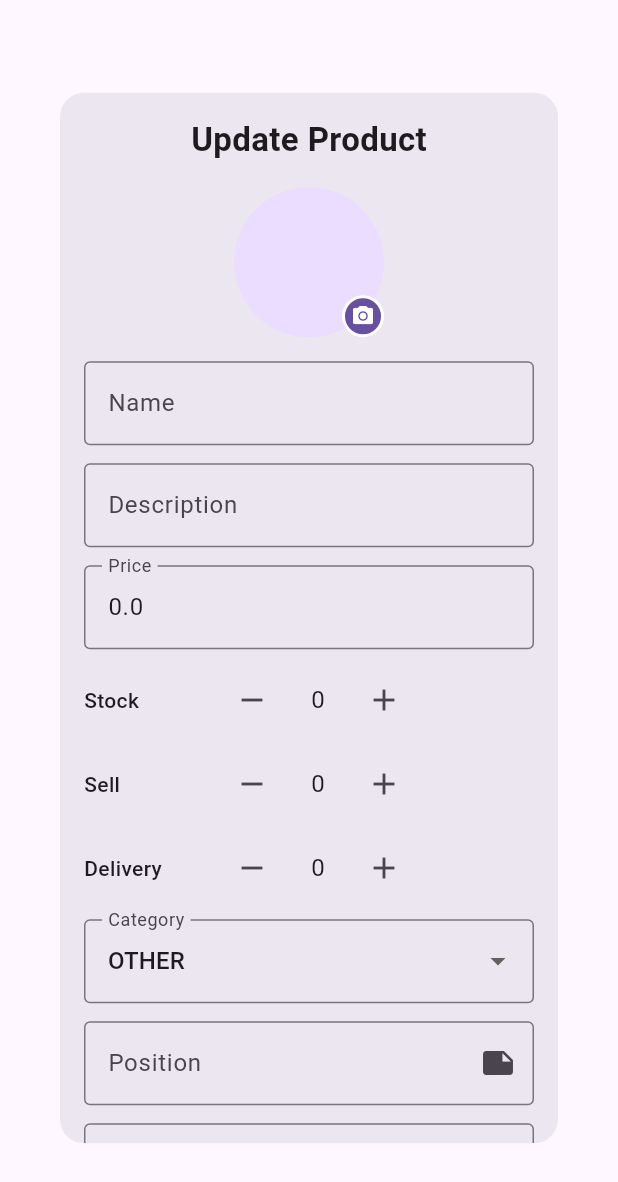
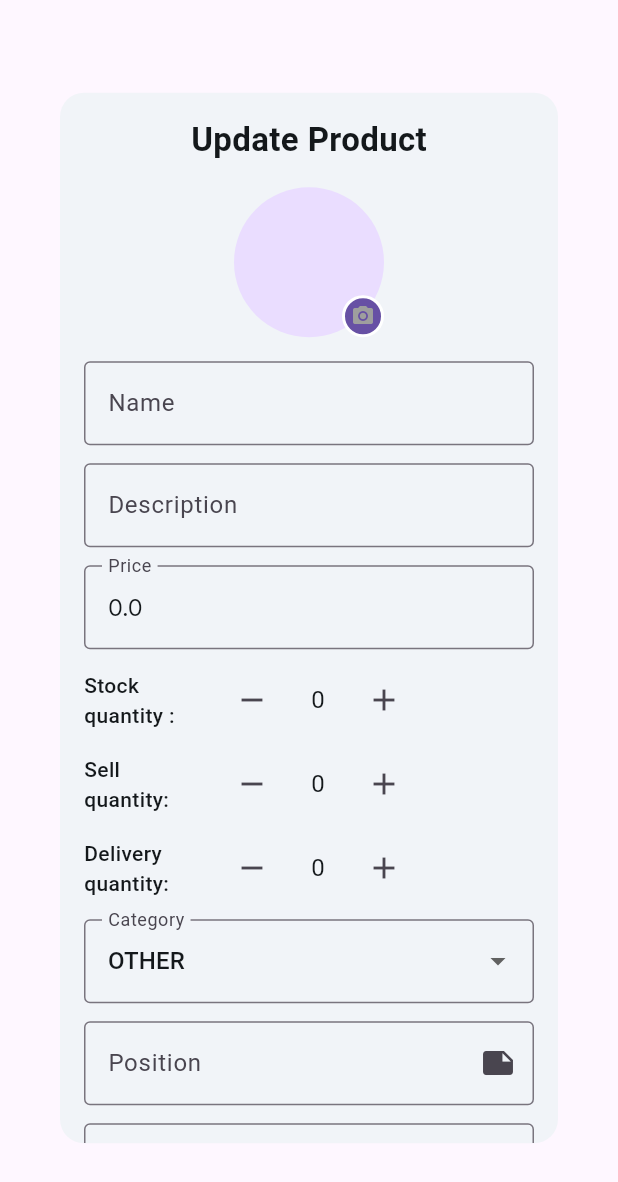
Before and after one commit to BastienMosse/Stora, a Flutter app: the ProductUpdatePopup widget shown alone on an empty page, opened directly with empty values, on a phone screen of 412 x 824 dp. Shown: the top 1182 px of the screen. Run offline on Flutter 3.47's test engine with Material 3 defaults, Android fonts, the light colour scheme and no system bars; our stand-ins replace fl_chart, flutter_secure_storage, flutter_svg, font_awesome_flutter, go_router, google_fonts and 2 more; accounts and stored records are empty; generated files the repository leaves out were written again; network calls fail.

Commit message:
feat: stock management + scrol

```diff
--- a/flutter_project/lib/presentation/stock/view/popup/stock_create_popup.dart
+++ b/flutter_project/lib/presentation/stock/view/popup/stock_create_popup.dart
@@ -298,8 +298,8 @@ class _StockCreatePopupState extends State<StockCreatePopup> {
                   ),
                   child:
                   DropdownButtonFormField<Category>(
-                    decoration: const InputDecoration(
-                      labelText: 'Category',
+                    decoration: InputDecoration(
+                      labelText: locale.stock_create_category,
                       border: OutlineInputBorder(),
                     ),
                     value: _selectedCategory,
--- a/flutter_project/lib/presentation/stock/view/stock_screen.dart
+++ b/flutter_project/lib/presentation/stock/view/stock_screen.dart
@@ -138,6 +138,7 @@ class _StockScreenState extends State<StockScreen> {
                         style: TextStyle(
                           fontWeight: FontWeight.bold,
                           fontSize: 18,
+                          color: theme.currentTheme.PrimaryText,
                         ),
                       ),
                       Text(
@@ -252,6 +253,9 @@ class _StockScreenState extends State<StockScreen> {
                           borderRadius: BorderRadius.circular(8),
                         ),
                         child: TextFormField(
+                          style: GoogleFonts.interTight(
+                            color: theme.currentTheme.PrimaryText,
+                          ),
                           controller: viewModel.searchController,
                           focusNode: viewModel.searchNode,
                           onChanged: (value) {
--- a/flutter_project/lib/presentation/stock_display/view/popup/stock_display_update_popup.dart
+++ b/flutter_project/lib/presentation/stock_display/view/popup/stock_display_update_popup.dart
@@ -10,6 +10,9 @@ class ProductUpdatePopup extends StatefulWidget {
 }
 
 class _ProductUpdatePopupState extends State<ProductUpdatePopup> {
+  late ThemeController theme;
+  late AppLocalizations locale;
+
   final _formKey = GlobalKey<FormState>();
   final _nameController = TextEditingController();
   final _descriptionController = TextEditingController();
@@ -31,7 +34,9 @@ class _ProductUpdatePopupState extends State<ProductUpdatePopup> {
         context: context,
         builder: (BuildContext context) {
           return SafeArea(
+
             child: Wrap(
+
               children: [
                 ListTile(
                   leading: const Icon(Icons.photo_library),
@@ -98,7 +103,7 @@ class _ProductUpdatePopupState extends State<ProductUpdatePopup> {
       ScaffoldMessenger.of(context).showSnackBar(
         SnackBar(
           content: Text(locale.employee_display_update_popup_err_img_disp),
-          backgroundColor: Colors.orange,
+          backgroundColor: Colors.red,
           duration: Duration(seconds: 3),
         ),
       );
@@ -124,7 +129,12 @@ class _ProductUpdatePopupState extends State<ProductUpdatePopup> {
 
   @override
   void didChangeDependencies() {
+
     super.didChangeDependencies();
+    locale = AppLocalizations.of(context)!;
+
+    theme = context.watch<ThemeController>();
+
   }
 
   @override
@@ -142,6 +152,7 @@ class _ProductUpdatePopupState extends State<ProductUpdatePopup> {
     required int counter,
     required VoidCallback onIncrement,
     required VoidCallback onDecrement,
+    Color? textColor,
   }) {
     return Padding(
       padding: const EdgeInsets.symmetric(vertical: 4),
@@ -151,7 +162,7 @@ class _ProductUpdatePopupState extends State<ProductUpdatePopup> {
             width: 80,
             child: Text(
               text,
-              style: const TextStyle(fontWeight: FontWeight.w500),
+              style: TextStyle(fontWeight: FontWeight.w500, color: textColor),
             ),
           ),
           const SizedBox(width: 8),
@@ -161,7 +172,7 @@ class _ProductUpdatePopupState extends State<ProductUpdatePopup> {
             child: Center(
               child: Text(
                 counter.toString(),
-                style: const TextStyle(fontSize: 16),
+                style: TextStyle(fontSize: 16, color: textColor),
               ),
             ),
           ),
@@ -175,6 +186,7 @@ class _ProductUpdatePopupState extends State<ProductUpdatePopup> {
   Widget build(BuildContext context) {
     final locale = AppLocalizations.of(context)!;
     return Dialog(
+      backgroundColor: theme.currentTheme.PrimaryBackground,
       shape: RoundedRectangleBorder(borderRadius: BorderRadius.circular(16)),
       child: ConstrainedBox(
         constraints: BoxConstraints(
@@ -191,7 +203,7 @@ class _ProductUpdatePopupState extends State<ProductUpdatePopup> {
                 children: [
                   Text(
                     locale.product_update_popup_update_product,
-                    style: TextStyle(fontSize: 22, fontWeight: FontWeight.bold),
+                    style: TextStyle(fontSize: 22, fontWeight: FontWeight.bold, color: theme.currentTheme.PrimaryText),
                   ),
                   const SizedBox(height: 16),
                   Stack(
@@ -211,12 +223,12 @@ class _ProductUpdatePopupState extends State<ProductUpdatePopup> {
                           decoration: BoxDecoration(
                             color: Theme.of(context).primaryColor,
                             shape: BoxShape.circle,
-                            border: Border.all(color: Colors.white, width: 2),
+                            border: Border.all(color: Colors.white, width: 2),//rien
                           ),
                           child: const Icon(
                             Icons.camera_alt,
                             size: 16,
-                            color: Colors.white,
+                            color: Colors.grey, // rien
                           ),
                         ),
                       ),
@@ -225,8 +237,8 @@ class _ProductUpdatePopupState extends State<ProductUpdatePopup> {
                   const SizedBox(height: 16),
                   TextFormField(
                     controller: _nameController,
-                    decoration: const InputDecoration(
-                      labelText: 'Name',
+                    decoration: InputDecoration(
+                      labelText: locale.sort_popup_name,
                       border: OutlineInputBorder(),
                     ),
                     keyboardType: TextInputType.text,
@@ -235,6 +247,9 @@ class _ProductUpdatePopupState extends State<ProductUpdatePopup> {
                             v == null || v.isEmpty
                                 ? locale.employee_display_update_popup_required
                                 : null,
+                    style: GoogleFonts.interTight(
+                      color: theme.currentTheme.PrimaryText,
+                    ),
                   ),
                   const SizedBox(height: 12),
                   TextFormField(
@@ -249,12 +264,15 @@ class _ProductUpdatePopupState extends State<ProductUpdatePopup> {
                             v == null || v.isEmpty
                                 ? locale.employee_display_update_popup_required
                                 : null,
+                    style: GoogleFonts.interTight(
+                      color: theme.currentTheme.PrimaryText,
+                    ),
                   ),
                   const SizedBox(height: 12),
                   TextFormField(
                     controller: _priceController,
-                    decoration: const InputDecoration(
-                      labelText: 'Price',
+                    decoration: InputDecoration(
+                      labelText: locale.stock_create_price,
                       border: OutlineInputBorder(),
                     ),
                     keyboardType: TextInputType.number,
@@ -263,47 +281,62 @@ class _ProductUpdatePopupState extends State<ProductUpdatePopup> {
                             v == null || v.isEmpty
                                 ? locale.employee_display_update_popup_required
                                 : null,
+                    style: GoogleFonts.interTight(
+                      color: theme.currentTheme.PrimaryText,
+                    ),
                   ),
                   const SizedBox(height: 6),
                   buildMenuButton(
-                    text: 'Stock',
+
+                    text: locale.product_update_popup_stock_quantity,
                     counter: _stock,
                     onIncrement: () => setState(() => _stock++),
                     onDecrement:
                         () => setState(() {
                           if (_stock > 0) _stock--;
                         }),
+                    textColor : theme.currentTheme.PrimaryText
                   ),
                   buildMenuButton(
-                    text: 'Sell',
+                    text: locale.stock_create_quantity_sel,
                     counter: _sell,
                     onIncrement: () => setState(() => _sell++),
                     onDecrement:
                         () => setState(() {
                           if (_sell > 0) _sell--;
                         }),
+                    textColor : theme.currentTheme.PrimaryText
                   ),
                   buildMenuButton(
-                    text: 'Delivery',
+                    text: locale.stock_create_quantity_del,
                     counter: _delivery,
                     onIncrement: () => setState(() => _delivery++),
                     onDecrement:
                         () => setState(() {
                           if (_delivery > 0) _delivery--;
                         }),
+                    textColor : theme.currentTheme.PrimaryText
                   ),
                   const SizedBox(height: 6),
+                  Theme(
+                  data:Theme.of(context).copyWith(
+                    canvasColor: theme.currentTheme.PrimaryBackground,
+                  ),
+                  child:
                     DropdownButtonFormField<Category>(
-                    decoration: const InputDecoration(
-                      labelText: 'Category',
+                      decoration: InputDecoration(
+                        labelText: locale.stock_create_category,
                         border: OutlineInputBorder(),
+
                       ),
                       value: _selectedCategory,
                       items:
                           Category.values.map((role) {
                             return DropdownMenuItem(
                               value: role,
-                            child: Text(role.value),
+                              child: Text(role.value,style: TextStyle(
+                              color: theme.currentTheme.PrimaryText,
+                              ),),
                               );
                           }).toList(),
                       onChanged: (val) {
@@ -317,6 +350,7 @@ class _ProductUpdatePopupState extends State<ProductUpdatePopup> {
                                   ? locale.employee_display_update_popup_required
                                   : null,
                     ),
+                  ),
                   const SizedBox(height: 12),
                   TextFormField(
                     controller: _positionController,
@@ -327,6 +361,9 @@ class _ProductUpdatePopupState extends State<ProductUpdatePopup> {
                     ),
                     keyboardType: TextInputType.text,
                     maxLines: 1,
+                    style: GoogleFonts.interTight(
+                      color: theme.currentTheme.PrimaryText,
+                    ),
                   ),
                   const SizedBox(height: 12),
                   TextFormField(
@@ -338,21 +375,38 @@ class _ProductUpdatePopupState extends State<ProductUpdatePopup> {
                     ),
                     keyboardType: TextInputType.text,
                     maxLines: 3,
+                    style: GoogleFonts.interTight(
+                      color: theme.currentTheme.PrimaryText,
+                    ),
                   ),
                   const SizedBox(height: 20),
                   Row(
                     children: [
                       Expanded(
-                        child: OutlinedButton(
+
+                        child: ElevatedButton(
+                          style: ElevatedButton.styleFrom(
+                          backgroundColor: theme.currentTheme.Primary,
+                        ),
                           onPressed: () => Navigator.pop(context, false),
                           child: Text(
                             locale.employee_display_update_popup_annuler,
+                              style: GoogleFonts.interTight(
+                              fontWeight: FontWeight.w600,
+                              fontStyle: FontStyle.normal,
+                              color:  theme.currentTheme.PrimaryBackground,
+                              fontSize: 22,
+                              letterSpacing: 0.0,
+                            ),
                           ),
                         ),
                       ),
                       const SizedBox(width: 16),
                       Expanded(
                         child: ElevatedButton(
+                          style: ElevatedButton.styleFrom(
+                          backgroundColor: theme.currentTheme.Primary,
+                        ),
                           onPressed: () async {
                             if (_formKey.currentState?.validate() ?? false) {
                               final request = ProductUpdateRequest(
@@ -382,7 +436,7 @@ class _ProductUpdatePopupState extends State<ProductUpdatePopup> {
                                       locale
                                           .employee_display_create_popup_err_create,
                                     ),
-                                    backgroundColor: Colors.red,
+                                    backgroundColor: Colors.white,
                                   ),
                                 );
                               } else {
@@ -399,7 +453,7 @@ class _ProductUpdatePopupState extends State<ProductUpdatePopup> {
                                           locale
                                               .employee_display_create_popup_err_upload,
                                         ),
-                                        backgroundColor: Colors.red,
+                                        backgroundColor: Colors.white, //rien
                                       ),
                                     );
                                   } else {
@@ -409,7 +463,7 @@ class _ProductUpdatePopupState extends State<ProductUpdatePopup> {
                                           locale
                                               .employee_display_create_popup_succ_create,
                                         ),
-                                        backgroundColor: Colors.green,
+                                        backgroundColor: Colors.white,
                                       ),
                                     );
                                     Navigator.pop(context, true);
@@ -421,7 +475,7 @@ class _ProductUpdatePopupState extends State<ProductUpdatePopup> {
                                         locale
                                             .employee_display_create_popup_succ_create,
                                       ),
-                                      backgroundColor: Colors.green,
+                                      backgroundColor: Color.fromARGB(255, 208, 0, 255),
                                     ),
                                   );
                                   Navigator.pop(context, true);
@@ -429,7 +483,14 @@ class _ProductUpdatePopupState extends State<ProductUpdatePopup> {
                               }
                             }
                           },
-                          child: Text('Update product'),
+                          child: Text(locale.product_update_popup_update,
+                          style: GoogleFonts.interTight(
+                            fontWeight: FontWeight.w600,
+                            fontStyle: FontStyle.normal,
+                            color:  theme.currentTheme.PrimaryBackground,
+                            fontSize: 22,
+                            letterSpacing: 0.0,
+                          ),),
                         ),
                       ),
                     ],
```
Also changed, not shown: flutter_project/lib/presentation/employee_display/view/employee_display_screen.dart (+10 -12 lines), flutter_project/lib/presentation/stock_display/view/stock_display_screen.dart (+31 -31 lines). Lines whose indentation alone changed are shown as unchanged.
